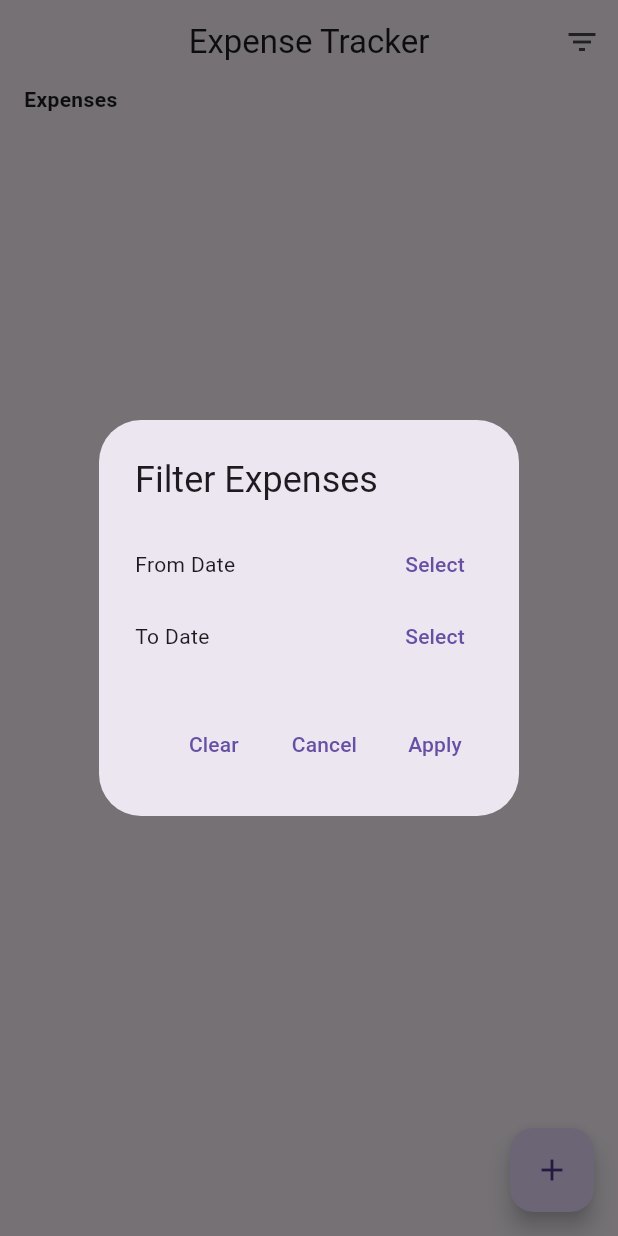
After one commit to Jathinesh-K/expense_tracker_app, a Flutter app: the screen it shows after launch, after a tap on the "filter list" icon, on a phone screen of 412 x 824 dp. The commit adds this screen. Run offline on Flutter 3.47's test engine with Material 3 defaults, Android fonts, the phone set to English and light mode, and no system bars.

Commit message:
implement expense filter by dates

```diff
--- a/lib/feature/data/expense_repository.dart
+++ b/lib/feature/data/expense_repository.dart
@@ -5,6 +5,7 @@ abstract class ExpenseRepository {
   void deleteExpense(String id);
   List<Expense> getExpenses();
   Map<Category, double> getCategoryTotals();
+  List<Expense> filterExpensesByDate({DateTime? from, DateTime? to});
 }
 
 class ExpenseRepositoryImpl implements ExpenseRepository {
@@ -38,4 +39,19 @@ class ExpenseRepositoryImpl implements ExpenseRepository {
 
     return categoryTotals;
   }
+
+  @override
+  List<Expense> filterExpensesByDate({DateTime? from, DateTime? to}) {
+    return _expenses.where((expense) {
+      if (from != null && to != null) {
+        return expense.dateTime.isAfter(from) && expense.dateTime.isBefore(to);
+      } else if (from != null) {
+        return expense.dateTime.isAfter(from);
+      } else if (to != null) {
+        return expense.dateTime.isBefore(to);
+      } else {
+        return true;
+      }
+    }).toList();
+  }
 }
--- a/lib/feature/ui/view/add_expense_dialog.dart
+++ b/lib/feature/ui/view/add_expense_dialog.dart
@@ -32,6 +32,7 @@ class AddExpenseDialog extends StatelessWidget {
                   decoration: const InputDecoration(
                     labelText: Constants.amount,
                   ),
+                  keyboardType: TextInputType.number,
                   validator: (value) => value == null || value.isEmpty
                       ? Constants.amountValidation
                       : null,
--- /dev/null
+++ b/lib/feature/ui/view/expense_filter_dialog.dart
@@ -0,0 +1,114 @@
+import 'package:expense_tracker/feature/ui/view_models/expense_viewmodel.dart';
+import 'package:flutter/material.dart';
+import 'package:intl/intl.dart';
+import 'package:provider/provider.dart';
+
+import '../../utils/constants.dart';
+
+class ExpenseFilterDialog extends StatefulWidget {
+  const ExpenseFilterDialog({super.key});
+
+  @override
+  State<ExpenseFilterDialog> createState() => _ExpenseFilterDialogState();
+}
+
+class _ExpenseFilterDialogState extends State<ExpenseFilterDialog> {
+  late DateTime? _startDate;
+  late DateTime? _endDate;
+  late ExpenseViewModel _viewModel;
+  @override
+  void initState() {
+    super.initState();
+    _viewModel = Provider.of<ExpenseViewModel>(context, listen: false);
+    _startDate = _viewModel.startDate;
+    _endDate = _viewModel.endDate;
+  }
+
+  @override
+  Widget build(BuildContext context) {
+    return AlertDialog(
+      title: const Text(Constants.filterExpenses),
+      content: Column(
+        mainAxisSize: MainAxisSize.min,
+        children: [
+          Row(
+            children: [
+              Expanded(
+                child: Text(
+                  _startDate == null
+                      ? '${Constants.from} ${Constants.date}'
+                      : '${Constants.from}: ${DateFormat.yMd().format(_startDate!)}',
+                ),
+              ),
+              TextButton(
+                onPressed: () async {
+                  final date = await showDatePicker(
+                    context: context,
+                    initialDate: _startDate ?? DateTime.now(),
+                    firstDate: DateTime(2000),
+                    lastDate: DateTime.now(),
+                  );
+                  if (date != null) {
+                    setState(() {
+                      _startDate = date;
+                    });
+                  }
+                },
+                child: const Text(Constants.select),
+              ),
+            ],
+          ),
+          Row(
+            children: [
+              Expanded(
+                child: Text(
+                  _endDate == null
+                      ? '${Constants.to} ${Constants.date}'
+                      : '${Constants.to}: ${DateFormat.yMd().format(_endDate!)}',
+                ),
+              ),
+              TextButton(
+                onPressed: () async {
+                  final date = await showDatePicker(
+                    context: context,
+                    initialDate: _endDate ?? DateTime.now(),
+                    firstDate: _startDate ?? DateTime(2000),
+                    lastDate: DateTime.now(),
+                  );
+                  if (date != null) {
+                    setState(() {
+                      _endDate = date;
+                    });
+                  }
+                },
+                child: const Text(Constants.select),
+              ),
+            ],
+          ),
+        ],
+      ),
+      actions: [
+        TextButton(
+          onPressed: () {
+            _viewModel.loadExpenses();
+            Navigator.of(context).pop();
+          },
+          child: const Text(Constants.clear),
+        ),
+        TextButton(
+          onPressed: () {
+            Navigator.of(context).pop();
+          },
+          child: const Text(Constants.cancel),
+        ),
+        TextButton(
+          onPressed: () {
+            _viewModel.filterExpensesByDate(_startDate, _endDate);
+            Navigator.of(context).pop();
+          },
+          child: const Text(Constants.apply),
+        ),
+      ],
+    );
+  }
+}
--- a/lib/feature/ui/view/expense_screen.dart
+++ b/lib/feature/ui/view/expense_screen.dart
@@ -1,5 +1,6 @@
 import 'package:expense_tracker/feature/data/models/expense.dart';
 import 'package:expense_tracker/feature/ui/view/add_expense_dialog.dart';
+import 'package:expense_tracker/feature/ui/view/expense_filter_dialog.dart';
 import 'package:expense_tracker/feature/ui/view_models/expense_viewmodel.dart';
 import 'package:expense_tracker/feature/utils/constants.dart';
 
@@ -18,6 +19,12 @@ class ExpenseScreen extends StatelessWidget {
       appBar: AppBar(
         title: const Text(Constants.expenseTracker),
         centerTitle: true,
+        actions: [
+          IconButton(
+            onPressed: () => _showFilterDialog(context),
+            icon: const Icon(Icons.filter_list),
+          ),
+        ],
       ),
       body: SafeArea(
         child: Consumer<ExpenseViewModel>(
@@ -102,6 +109,13 @@ class ExpenseScreen extends StatelessWidget {
       builder: (context) => const AddExpenseDialog(),
     );
   }
+
+  void _showFilterDialog(BuildContext context) {
+    showDialog(
+      context: context,
+      builder: (context) => const ExpenseFilterDialog(),
+    );
+  }
 }
 
 class _CategoryTotals extends StatelessWidget {
--- a/lib/feature/ui/view_models/expense_viewmodel.dart
+++ b/lib/feature/ui/view_models/expense_viewmodel.dart
@@ -1,6 +1,7 @@
 import 'package:expense_tracker/feature/data/expense_repository.dart';
 import 'package:expense_tracker/feature/data/models/expense.dart';
 import 'package:flutter/material.dart';
+import 'package:intl/intl.dart';
 
 class ExpenseViewModel extends ChangeNotifier {
   final ExpenseRepository _repository;
@@ -10,6 +11,14 @@ class ExpenseViewModel extends ChangeNotifier {
 
   Map<Category, double> _categoryTotals = {};
   Map<Category, double> get categoryTotals => _categoryTotals;
+
+  DateTime? _startDate;
+  DateTime? _endDate;
+
+  DateTime? get startDate => _startDate;
+  DateTime? get endDate => _endDate;
+
+  String getFormattedDate(DateTime dateTime) => DateFormat.yMd().format(dateTime);
 
   ExpenseViewModel({required ExpenseRepository expenseRepository})
     : _repository = expenseRepository {
@@ -31,4 +40,11 @@ class ExpenseViewModel extends ChangeNotifier {
     _repository.deleteExpense(id);
     loadExpenses();
   }
+
+  void filterExpensesByDate(DateTime? from, DateTime? to){
+    _startDate = from;
+    _endDate = to;
+    _expenses = _repository.filterExpensesByDate(from: from, to: to);
+    notifyListeners();
+  }
 }
--- a/lib/feature/utils/constants.dart
+++ b/lib/feature/utils/constants.dart
@@ -13,4 +13,10 @@ abstract class Constants {
   static const expenses = 'Expenses';
   static const noExpenses = 'No Expenses found';
   static const categoryTotals = 'Category Totals';
+  static const filterExpenses = 'Filter Expenses';
+  static const from = 'From';
+  static const to = 'To';
+  static const select = 'Select';
+  static const clear = 'Clear';
+  static const apply = 'Apply';
 }
```
